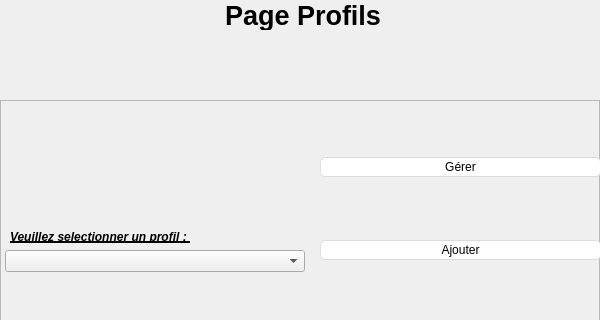
Old version of the form FrameworkQT/src/main/c++/fr/univtours/polytech/FrameworkQT/view/profilesinterface.ui in the repository ChakSem/TPs-Plateformes-C-; both pictures show x 0 to 600 and y 0 to 320 of the 600 by 500 pixel window.
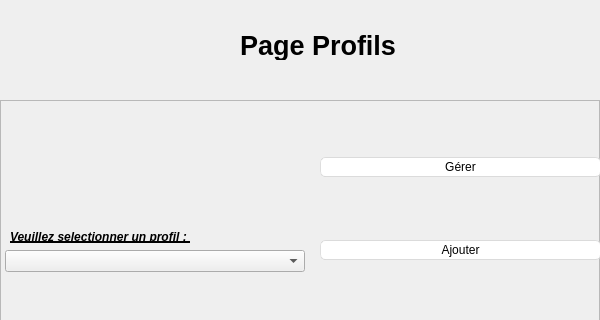
New version of the form.

The edit to the form file:
```diff
--- a/FrameworkQT/src/main/c++/fr/univtours/polytech/FrameworkQT/view/profilesinterface.ui
+++ b/FrameworkQT/src/main/c++/fr/univtours/polytech/FrameworkQT/view/profilesinterface.ui
@@ -678,8 +678,8 @@
    </property>
    <property name="geometry">
     <rect>
-     <x>225</x>
-     <y>0</y>
+     <x>240</x>
+     <y>30</y>
      <width>381</width>
      <height>30</height>
     </rect>
```
